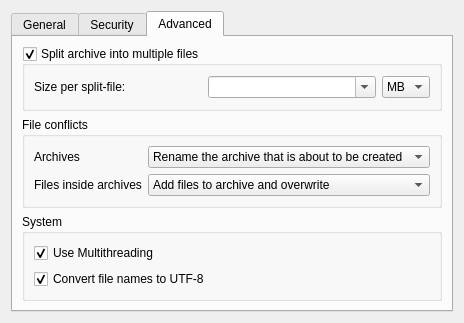
Qt form kerfuffle/createdialogui.ui (KDE/ark) before a commit.
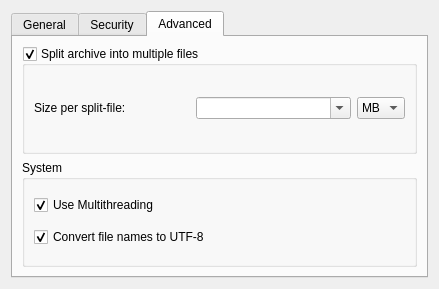
The same form after that commit. The open tabs and pages were chosen to show the change. Custom widgets are drawn as their Qt base class.

Commit message: removed conflict handling options from creation dialog

```diff
--- a/kerfuffle/createdialogui.ui
+++ b/kerfuffle/createdialogui.ui
@@ -403,85 +403,6 @@
          </layout>
         </widget>
        </item>
-       <item>
-        <widget class="QGroupBox" name="fileConflictGroupBox">
-         <property name="title">
-          <string>File conflicts</string>
-         </property>
-         <layout class="QGridLayout" name="gridLayout">
-          <item row="0" column="0">
-           <widget class="QLabel" name="label_9">
-            <property name="sizePolicy">
-             <sizepolicy hsizetype="Maximum" vsizetype="Preferred">
-              <horstretch>0</horstretch>
-              <verstretch>0</verstretch>
-             </sizepolicy>
-            </property>
-            <property name="text">
-             <string>Archives</string>
-            </property>
-           </widget>
-          </item>
-          <item row="0" column="1">
-           <widget class="QComboBox" name="archiveConflictsComboBox">
-            <item>
-             <property name="text">
-              <string>Rename the archive that is about to be created</string>
-             </property>
-            </item>
-            <item>
-             <property name="text">
-              <string>Overwrite prior archives with the same name</string>
-             </property>
-            </item>
-           </widget>
-          </item>
-          <item row="1" column="0">
-           <widget class="QLabel" name="label_8">
-            <property name="sizePolicy">
-             <sizepolicy hsizetype="Maximum" vsizetype="Preferred">
-              <horstretch>0</horstretch>
-              <verstretch>0</verstretch>
-             </sizepolicy>
-            </property>
-            <property name="text">
-             <string>Files inside archives</string>
-            </property>
-            <property name="buddy">
-             <cstring>compressionMethodComboBox</cstring>
-            </property>
-           </widget>
-          </item>
-          <item row="1" column="1">
-           <widget class="QComboBox" name="fileConflictsComboBox">
-            <property name="currentIndex">
-             <number>0</number>
-            </property>
-            <item>
-             <property name="text">
-              <string>Add files to archive and overwrite</string>
-             </property>
-            </item>
-            <item>
-             <property name="text">
-              <string>Add files to archive and ask on overwrite</string>
-             </property>
-            </item>
-            <item>
-             <property name="text">
-              <string>Add files but skip file updates </string>
-             </property>
-            </item>
-            <item>
-             <property name="text">
-              <string>Only update existing files in the archive</string>
-             </property>
-            </item>
-           </widget>
-          </item>
-         </layout>
-        </widget>
-       </item>
        <item>
         <widget class="QGroupBox" name="groupBox_5">
          <property name="title">
```
The commit also changes 1 other file.
